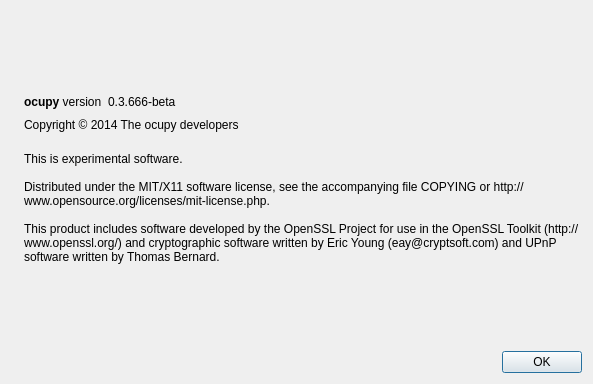
macht1/blitz, file src/qt/forms/aboutdialog.ui: the form before one commit.
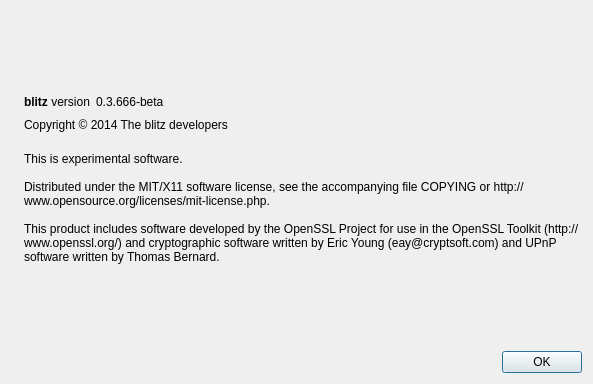
The form after the commit. Icons and pictures are not drawn.

Commit message: Rebranding from Ocupy to Blitz

```diff
--- a/src/qt/forms/aboutdialog.ui
+++ b/src/qt/forms/aboutdialog.ui
@@ -50,7 +50,7 @@
           <cursorShape>IBeamCursor</cursorShape>
          </property>
          <property name="text">
-          <string>&lt;b&gt;ocupy&lt;/b&gt; version</string>
+          <string>&lt;b&gt;blitz&lt;/b&gt; version</string>
          </property>
          <property name="textInteractionFlags">
           <set>Qt::LinksAccessibleByMouse|Qt::TextSelectableByKeyboard|Qt::TextSelectableByMouse</set>
@@ -91,7 +91,7 @@
         <cursorShape>IBeamCursor</cursorShape>
        </property>
        <property name="text">
-        <string>Copyright © 2014 The ocupy developers</string>
+        <string>Copyright © 2014 The blitz developers</string>
        </property>
        <property name="textInteractionFlags">
         <set>Qt::LinksAccessibleByMouse|Qt::TextSelectableByKeyboard|Qt::TextSelectableByMouse</set>
```
Left out of the diff: 2 changed lines with no effect on the pictures. The commit also changes 170 other files.
